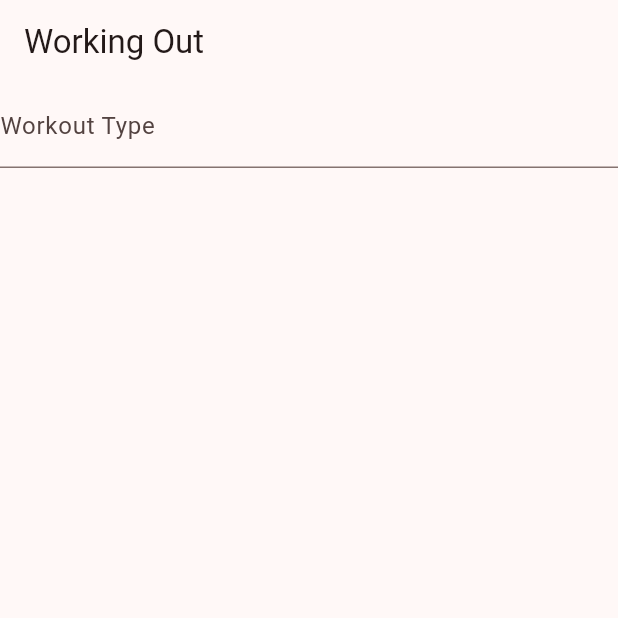
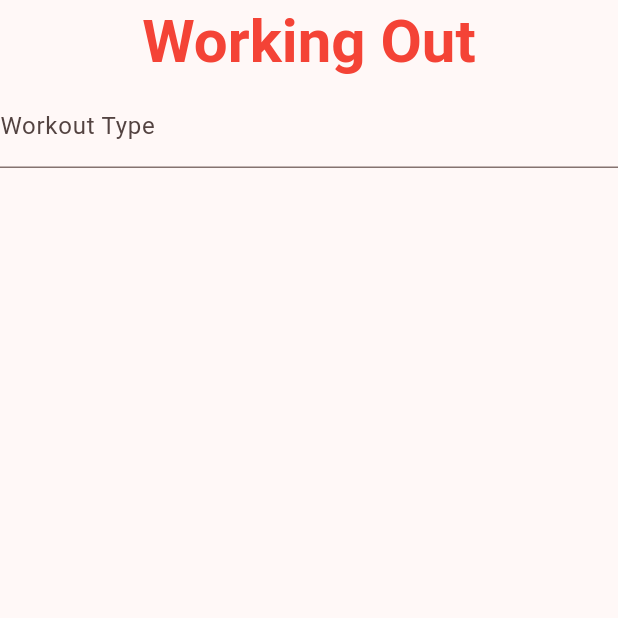
Before and after one commit to andrew-kula931/workout_app, a Flutter app: the screen it shows after launch, on a phone screen of 412 x 824 dp, the top half of it. Run offline on Flutter 3.47's test engine with Material 3 defaults, Android fonts, the phone set to English and light mode, and no system bars.

Commit message:
added a few extra things

```diff
--- a/lib/main.dart
+++ b/lib/main.dart
@@ -30,6 +30,7 @@ class WorkoutApp extends StatefulWidget {
   State<WorkoutApp> createState() => _WorkoutAppState();
 }
 
+//First class displayed on starter page
 class _WorkoutAppState extends State<WorkoutApp> {
   final _formKey = GlobalKey<FormState>();
   String workoutType = '';
@@ -38,7 +39,9 @@ class _WorkoutAppState extends State<WorkoutApp> {
   @override
   Widget build(BuildContext context) {
     return Scaffold(
-      appBar: AppBar(title: const Text('Working Out')),
+      appBar: AppBar(title: const Text('Working Out'),
+      centerTitle: true,
+      titleTextStyle: const TextStyle(fontSize: 40, fontWeight: FontWeight.bold, color: Colors.red,) ),
       body: Form(
         key: _formKey,
         child: Column(
```
